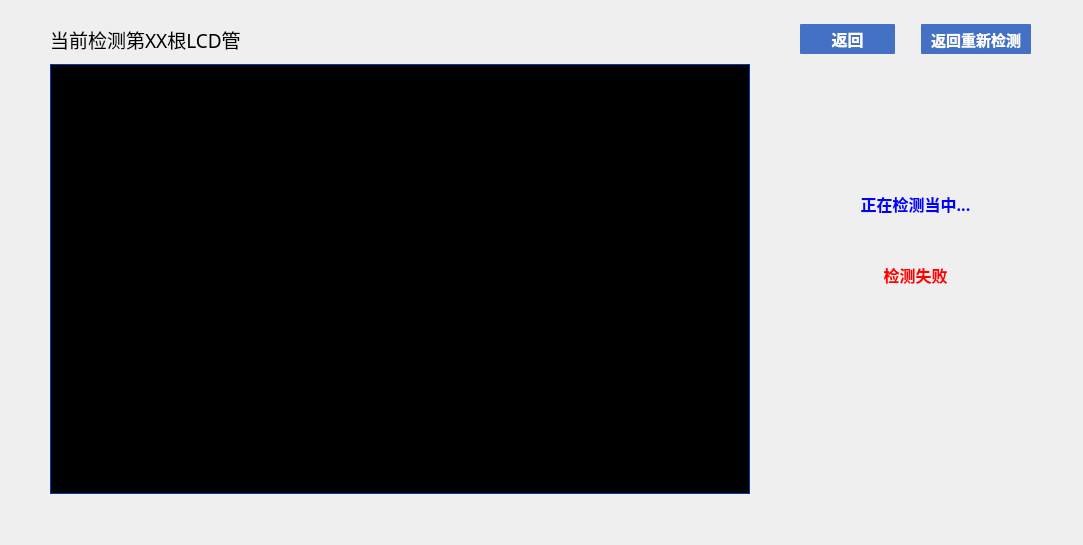
Old version of the form main_page/screencheck.ui in the repository jaueone/Magnetic.
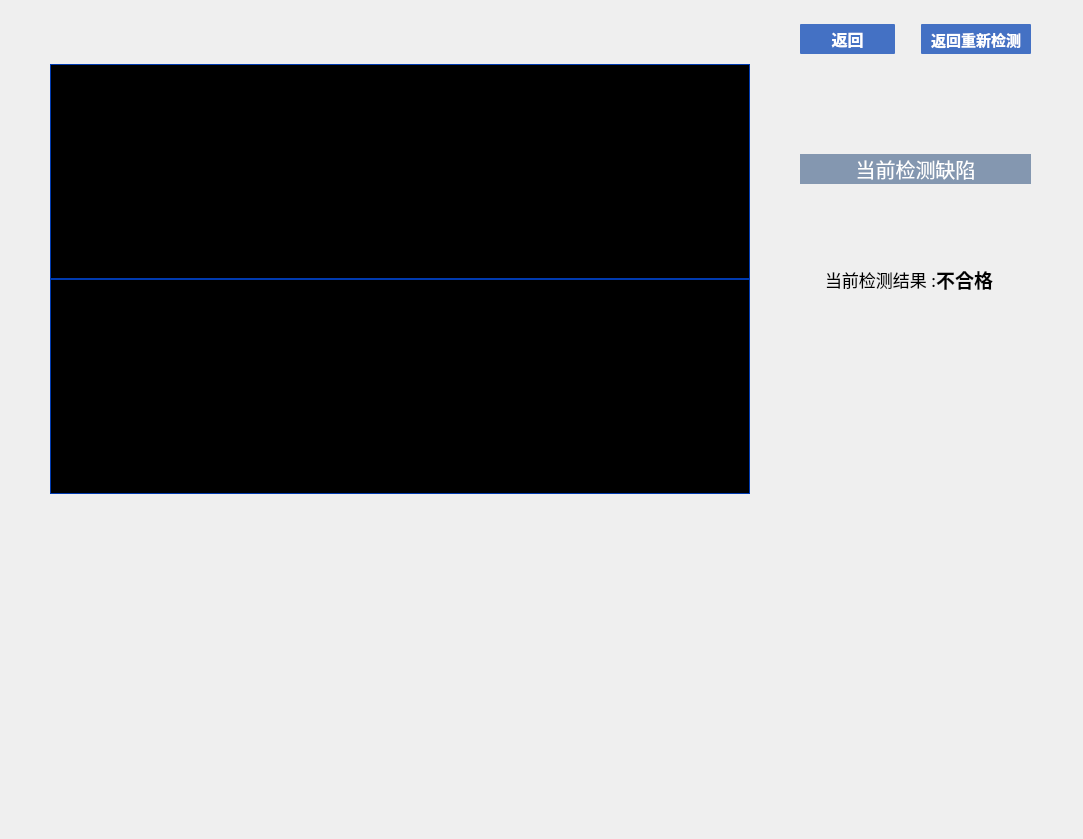
New version of the form. The open tabs and pages were chosen to show the change. Icons and pictures are not drawn.

```diff
--- a/main_page/screencheck.ui
+++ b/main_page/screencheck.ui
@@ -7,7 +7,7 @@
     <x>0</x>
     <y>0</y>
     <width>1083</width>
-    <height>545</height>
+    <height>839</height>
    </rect>
   </property>
   <property name="windowTitle">
@@ -41,19 +41,6 @@
     <property name="verticalSpacing">
      <number>10</number>
     </property>
-    <item row="0" column="0">
-     <widget class="QLabel" name="label">
-      <property name="font">
-       <font>
-        <family>微软雅黑</family>
-        <pointsize>14</pointsize>
-       </font>
-      </property>
-      <property name="text">
-       <string>当前检测第XX根LCD管</string>
-      </property>
-     </widget>
-    </item>
     <item row="0" column="1">
      <layout class="QHBoxLayout" name="horizontalLayout_2">
       <property name="spacing">
@@ -121,22 +108,56 @@
       </item>
      </layout>
     </item>
+    <item row="0" column="0">
+     <widget class="QLabel" name="label">
+      <property name="font">
+       <font>
+        <family>微软雅黑</family>
+        <pointsize>14</pointsize>
+       </font>
+      </property>
+      <property name="text">
+       <string/>
+      </property>
+     </widget>
+    </item>
     <item row="1" column="0">
-     <widget class="QLabel" name="label_6">
-      <property name="minimumSize">
-       <size>
-        <width>700</width>
-        <height>0</height>
-       </size>
-      </property>
-      <property name="styleSheet">
-       <string notr="true">background-color: rgb(0, 0, 0);
+     <layout class="QVBoxLayout" name="verticalLayout_5">
+      <item>
+       <widget class="QLabel" name="preview">
+        <property name="minimumSize">
+         <size>
+          <width>700</width>
+          <height>0</height>
+         </size>
+        </property>
+        <property name="styleSheet">
+         <string notr="true">background-color: rgb(0, 0, 0);
 border:1px solid rgb(0, 58, 176);</string>
-      </property>
-      <property name="text">
-       <string>TextLabel</string>
-      </property>
-     </widget>
+        </property>
+        <property name="text">
+         <string>TextLabel</string>
+        </property>
+       </widget>
+      </item>
+      <item>
+       <widget class="QLabel" name="image">
+        <property name="minimumSize">
+         <size>
+          <width>700</width>
+          <height>0</height>
+         </size>
+        </property>
+        <property name="styleSheet">
+         <string notr="true">background-color: rgb(0, 0, 0);
+border:1px solid rgb(0, 58, 176);</string>
+        </property>
+        <property name="text">
+         <string>TextLabel</string>
+        </property>
+       </widget>
+      </item>
+     </layout>
     </item>
     <item row="1" column="1">
      <widget class="QStackedWidget" name="stackedWidget">
@@ -245,81 +266,6 @@
        </widget>
       </widget>
       <widget class="QWidget" name="page_2">
-       <widget class="QWidget" name="verticalLayoutWidget_2">
-        <property name="geometry">
-         <rect>
-          <x>0</x>
-          <y>100</y>
-          <width>231</width>
-          <height>151</height>
-         </rect>
-        </property>
-        <layout class="QVBoxLayout" name="verticalLayout_2">
-         <item>
-          <widget class="QLabel" name="label_7">
-           <property name="minimumSize">
-            <size>
-             <width>0</width>
-             <height>50</height>
-            </size>
-           </property>
-           <property name="maximumSize">
-            <size>
-             <width>16777215</width>
-             <height>50</height>
-            </size>
-           </property>
-           <property name="font">
-            <font>
-             <family>微软雅黑</family>
-             <pointsize>12</pointsize>
-             <weight>75</weight>
-             <bold>true</bold>
-            </font>
-           </property>
-           <property name="styleSheet">
-            <string notr="true">color: rgb(3, 255, 11);
-color: rgb(0, 0, 255);</string>
-           </property>
-           <property name="text">
-            <string>正在检测当中...</string>
-           </property>
-           <property name="alignment">
-            <set>Qt::AlignCenter</set>
-           </property>
-          </widget>
-         </item>
-         <item>
-          <widget class="QLabel" name="label_8">
-           <property name="maximumSize">
-            <size>
-             <width>16777215</width>
-             <height>50</height>
-            </size>
-           </property>
-           <property name="font">
-            <font>
-             <family>微软雅黑</family>
-             <pointsize>12</pointsize>
-             <weight>75</weight>
-             <bold>true</bold>
-            </font>
-           </property>
-           <property name="styleSheet">
-            <string notr="true">color: rgb(255, 0, 0);</string>
-           </property>
-           <property name="text">
-            <string>检测失败</string>
-           </property>
-           <property name="alignment">
-            <set>Qt::AlignCenter</set>
-           </property>
-          </widget>
-         </item>
-        </layout>
-       </widget>
-      </widget>
-      <widget class="QWidget" name="page_3">
        <widget class="QWidget" name="verticalLayoutWidget_3">
         <property name="geometry">
          <rect>
```
